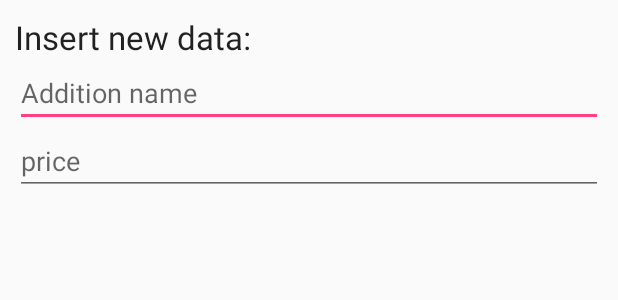
After one commit to dalla92/RestaurantOwner, an Android app: the layout addition_prompt.xml on its own in the app's theme, with its tools: preview values and no code run, on a phone screen of 412 x 824 dp. The commit adds this screen. Shown: the top 300 px of the screen. Run offline under Robolectric (Android 15) with nearby library versions, the phone set to English and light mode, and no system bars.

```diff
--- /dev/null
+++ b/app/src/main/res/layout/addition_prompt.xml
@@ -0,0 +1,32 @@
+<?xml version="1.0" encoding="utf-8"?>
+<LinearLayout xmlns:android="http://schemas.android.com/apk/res/android"
+    android:id="@+id/layout_root"
+    android:layout_width="fill_parent"
+    android:layout_height="fill_parent"
+    android:orientation="vertical"
+    android:padding="10dp" >
+
+    <TextView
+        android:id="@+id/textView1"
+        android:layout_width="wrap_content"
+        android:layout_height="wrap_content"
+        android:text="@string/new_data_insertion"
+        android:textAppearance="?android:attr/textAppearanceLarge" />
+
+    <EditText
+        android:id="@+id/new_name"
+        android:layout_width="match_parent"
+        android:layout_height="wrap_content"
+        android:hint="@string/addition_name">
+
+        <requestFocus />
+
+    </EditText>
+
+    <EditText
+        android:id="@+id/new_price"
+        android:layout_width="match_parent"
+        android:layout_height="wrap_content"
+        android:hint="@string/addition_meal_price" />
+
+</LinearLayout>
--- a/app/src/main/res/values/strings.xml
+++ b/app/src/main/res/values/strings.xml
@@ -58,6 +58,9 @@
 
     <string name="show_more"> (read all...)</string>
 
+    <string name="addition_name">Addition name</string>
+    <string name="new_data_insertion">Insert new data:</string>
+    <string name="category_name">Category name</string>
 
     <!--Alessio's strings end-->
 
```
Also changed, not shown: app/src/main/java/it/polito/group2/restaurantowner/MenuRestaurant_edit.java (+40 -104 lines), app/src/main/res/layout/category_prompt.xml (added, +26 -0 lines), 1 other file.
